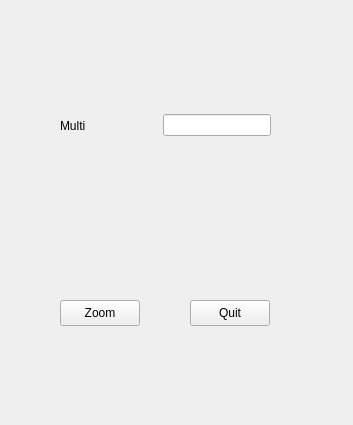
Before: the Qt Designer form spacezoom.ui in Zrealshadow/digitalpicture, drawn with Qt 5.
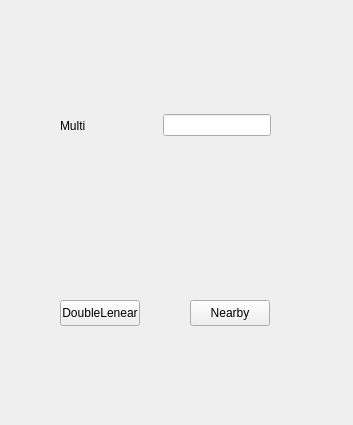
After: the same form once the commit is applied.

Commit message: neaby zoom

The edit to the form file:
```diff
--- a/spacezoom.ui
+++ b/spacezoom.ui
@@ -58,7 +58,7 @@
     </rect>
    </property>
    <property name="text">
-    <string>Zoom</string>
+    <string>DoubleLenear</string>
    </property>
   </widget>
   <widget class="QPushButton" name="pushButton_2">
@@ -71,7 +71,7 @@
     </rect>
    </property>
    <property name="text">
-    <string>Quit</string>
+    <string>Nearby</string>
    </property>
   </widget>
  </widget>
```
Left out of the diff: 2 changed lines with no effect on the pictures. The commit also changes 6 other files.
